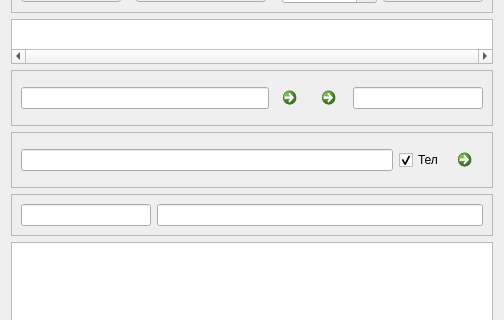
Before: the Qt Designer form crmand_win.ui in dekarh3/crmand, drawn with Qt 5; both pictures show x 0 to 504 and y 343 to 663 of the 504 by 868 pixel window.
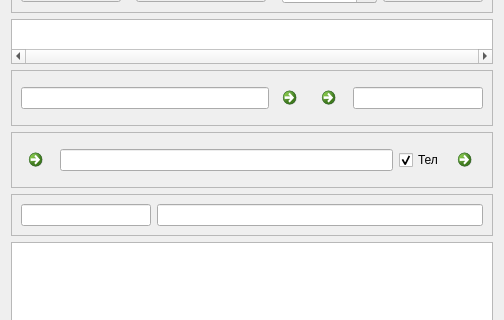
After: the same form once the commit is applied. Icons and pictures are not drawn.

Commit message: Добавил:    1) Сохранение группы и № контакта когда фильтруем    2) Обработку отсутствия группы и/или контакта    3) Сохранение note при создании контакта    4) Кнопку отчета для Бигля (пока скрыл)

What changed in the file:
```diff
--- a/crmand_win.ui
+++ b/crmand_win.ui
@@ -393,6 +393,23 @@
       <enum>QFrame::Raised</enum>
      </property>
      <layout class="QHBoxLayout" name="horizontalLayout_7">
+      <item>
+       <widget class="QCommandLinkButton" name="clbExport">
+        <property name="maximumSize">
+         <size>
+          <width>33</width>
+          <height>16777215</height>
+         </size>
+        </property>
+        <property name="text">
+         <string/>
+        </property>
+        <property name="icon">
+         <iconset>
+          <normaloff>export.png</normaloff>export.png</iconset>
+        </property>
+       </widget>
+      </item>
       <item>
        <widget class="QLineEdit" name="lePhones"/>
       </item>
```
The commit also changes 3 other files.
